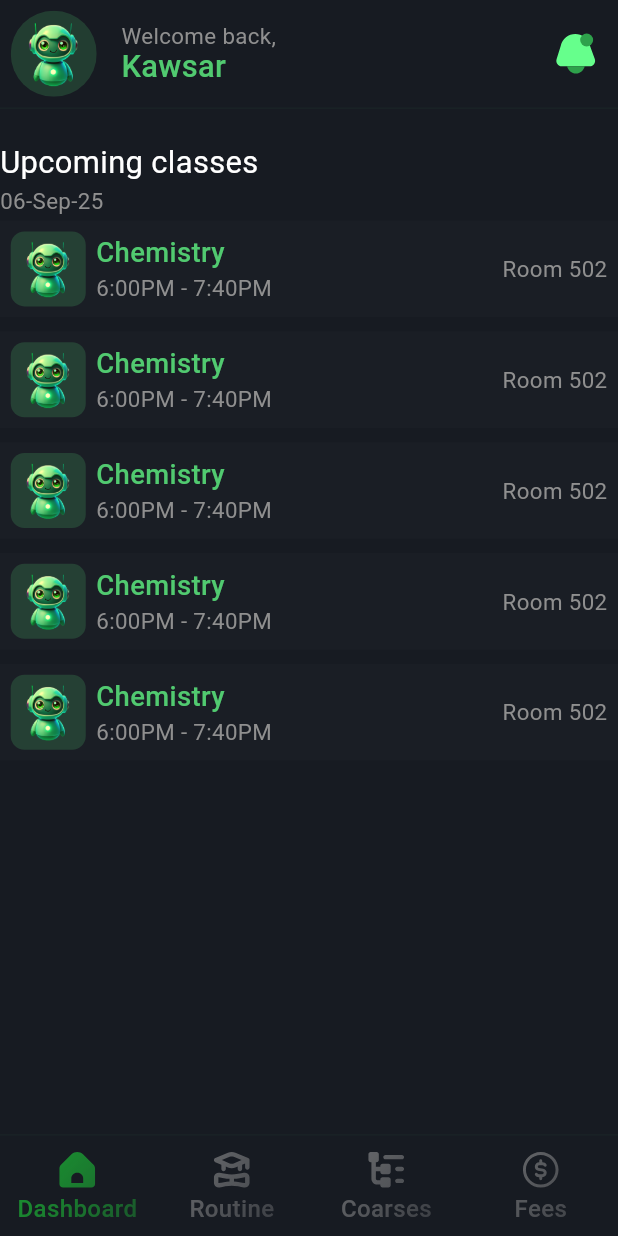
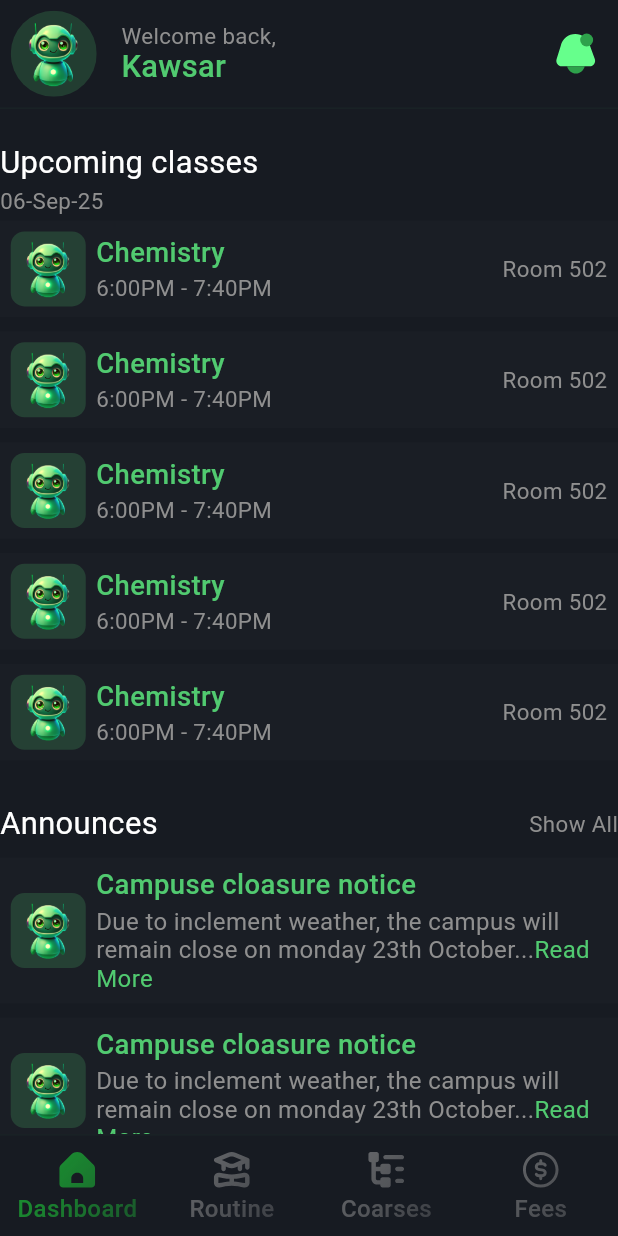
Before and after one commit to khsuzan/100DaysWithCPC, a Flutter app: the screen it shows after launch, on a phone screen of 412 x 824 dp. Run offline on Flutter 3.47's test engine with Material 3 defaults, Android fonts, the light colour scheme and no system bars; our stand-ins replace figma_squircle, flutter_screenutil, flutter_svg, go_router, sliver_tools.

Commit message:
announces section

```diff
--- a/univus/lib/features/dashboard/view/dashboard_screen.dart
+++ b/univus/lib/features/dashboard/view/dashboard_screen.dart
@@ -24,8 +24,8 @@ class _DashboardScreenState extends State<DashboardScreen> {
             _headerBar(),
             _gap(20.h),
             _upComingClasses(),
-            // _gap(20.h),
-            // _upComingClasses(),
+            _gap(20.h),
+            _announces(),
           ],
         ),
       ),
@@ -176,25 +176,34 @@ class _DashboardScreenState extends State<DashboardScreen> {
     );
   }
 
-
-
   MultiSliver _announces() {
     return MultiSliver(
       children: [
         SliverToBoxAdapter(
-          child: Text("Upcoming classes", style: TextStyle(fontSize: 18.sp)),
+          child: Row(
+            crossAxisAlignment: CrossAxisAlignment.center,
+            children: [
+              Text("Announces", style: TextStyle(fontSize: 18.sp)),
+              Spacer(),
+              InkWell(
+                onTap: () {},
+                borderRadius: BorderRadius.circular(50.h),
+                child: Padding(
+                  padding: EdgeInsets.only(top: 4.h, bottom: 4.h, left: 4.h),
+                  child: Text(
+                    "Show All",
+                    style: TextStyle(fontSize: 13.sp, color: MyColors.gray),
+                  ),
+                ),
+              ),
+            ],
+          ),
         ),
         _gap(4.h),
-        SliverToBoxAdapter(
-          child: Text(
-            "06-Sep-25",
-            style: TextStyle(fontSize: 13.sp, color: MyColors.gray),
-          ),
-        ),
         SliverList(
           delegate: SliverChildListDelegate.fixed(
-            List.generate(5, (index) {
-              return _upComingClass();
+            List.generate(2, (index) {
+              return _announcement();
             }),
           ),
         ),
@@ -202,6 +211,61 @@ class _DashboardScreenState extends State<DashboardScreen> {
     );
   }
 
+  Widget _announcement() {
+    return Padding(
+      padding: EdgeInsets.symmetric(vertical: 4.h),
+      child: Container(
+        padding: EdgeInsets.all(6.h),
+        color: MyColors.backgroundLight,
+        child: Row(
+          crossAxisAlignment: CrossAxisAlignment.center,
+          children: [
+            Container(
+              height: 50,
+              width: 50,
+              clipBehavior: Clip.antiAlias,
+              decoration: BoxDecoration(
+                color: MyColors.accentGreen.withAlpha(50),
+                borderRadius: BorderRadius.circular(8.w),
+              ),
+              child: Image.asset("assets/images/robo.png"),
+            ),
+            SizedBox(width: 6.w),
+            Expanded(
+              child: Column(
+                mainAxisAlignment: MainAxisAlignment.center,
+                crossAxisAlignment: CrossAxisAlignment.stretch,
+                children: [
+                  Text(
+                    "Campuse cloasure notice",
+                    style: TextStyle(
+                      fontSize: 16.sp,
+                      fontWeight: FontWeight.w500,
+                      color: MyColors.accentGreen,
+                    ),
+                  ),
+                  SizedBox(height: 4.h),
+                  Text.rich(
+                    TextSpan(
+                      text:
+                          "Due to inclement weather, the campus will remain close on monday 23th October...",
+                      children: [
+                        TextSpan(
+                          text: "Read More",
+                          style: TextStyle(color: MyColors.accentGreen),
+                        ),
+                      ],
+                      style: TextStyle(color: MyColors.gray),
+                    ),
+                  ),
+                ],
+              ),
+            ),
+          ],
+        ),
+      ),
+    );
+  }
 
   Widget _bottomNavigationBar() {
     return SafeArea(
```
